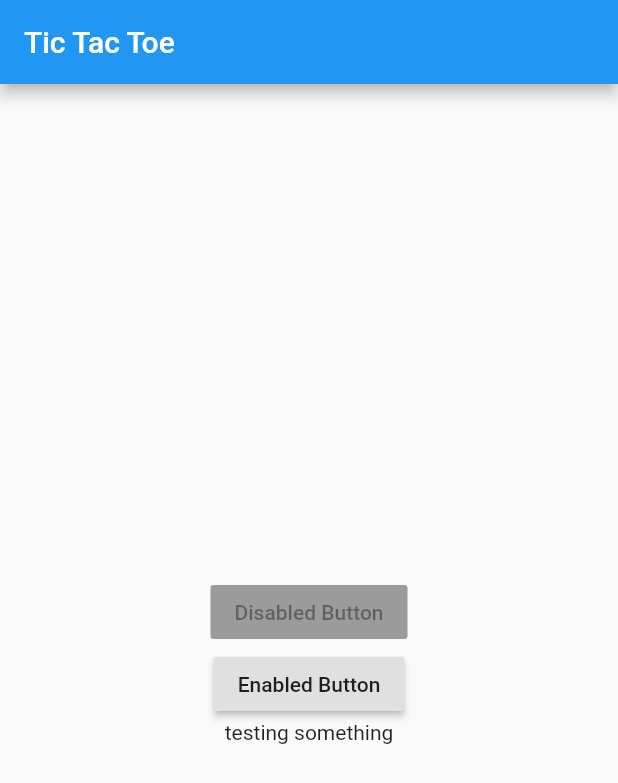
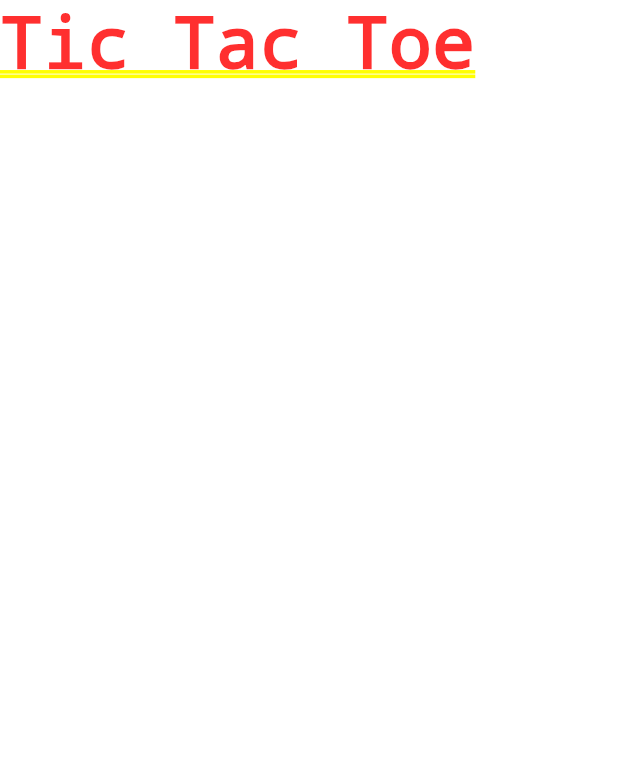
Before and after one commit to JoshDeel/Tic-Tac-Toe, a Flutter app: the screen it shows after launch, on a phone screen of 412 x 824 dp. Shown: the top 783 px of the screen. Run offline on Flutter 3.47's test engine with Material 2 defaults, Android fonts, the phone set to English and light mode, and no system bars.

Commit message:
changed to tic tac toe game

```diff
--- a/lib/main.dart
+++ b/lib/main.dart
@@ -2,32 +2,33 @@
 // Use of this source code is governed by a BSD-style license that can be
 // found in the LICENSE file.
 
-import 'dart:html';
-
 import 'package:flutter/material.dart';
 
-void main() => runApp(MyApp());
+void main() => runApp(TicTacToe());
 
-class MyApp extends StatelessWidget {
+/// This Widget is the main application widget.
+class TicTacToe extends StatelessWidget {
+  @override
+  Widget build(BuildContext context){
+    return MaterialApp(
+      home: Text("Tic Tac Toe"),
+    );
+  }
+}
 
+
+class HomePage extends StatelessWidget {
   @override
-  Widget build(BuildContext context) {
-    return MaterialApp(
-      title: 'Tic Tac Toe',
-      home: Scaffold(
-        appBar: AppBar(
-          title: Text('Tic Tac Toe'),
-        ),
-        body: new Center(
-          child: new Column(
-            mainAxisAlignment: MainAxisAlignment.center,
-            children: <Widget>[
-              new RaisedButton(onPressed: null, child: Text('Disabled Button'),),
-              new RaisedButton(onPressed: () {}, child: Text('Enabled Button'),),
-              new Text('testing something',),
-            ],
+  Widget build(BuildContext context){
+    return Scaffold(
+      appBar: AppBar(
+        title: Text("Home Page"),
+      ),
+      body: Center(
+        child: RaisedButton(
+          onPressed: (){},
+          child: Text("Tic Tac Toe Game"),
           ),
-        ),
       ),
     );
   }
```
Also changed, not shown: 1 other file.
